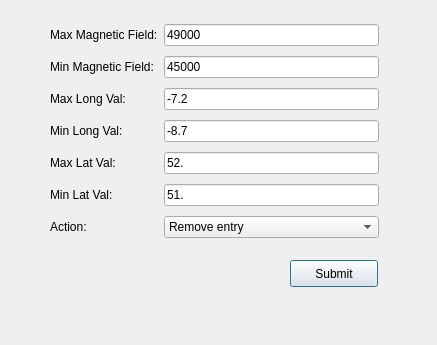
franktb/MagnetometryGui, file ui_elements/remove_outlier_dialog.ui: the form before one commit.
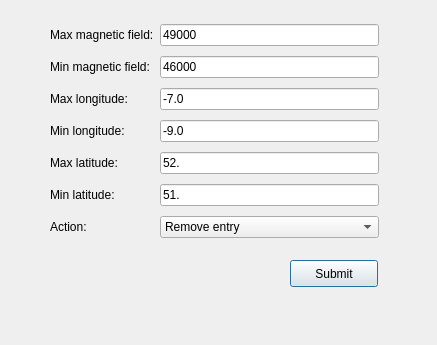
The form after the commit.

What changed in the file:
```diff
--- a/ui_elements/remove_outlier_dialog.ui
+++ b/ui_elements/remove_outlier_dialog.ui
@@ -39,7 +39,7 @@
     <item row="0" column="0">
      <widget class="QLabel" name="label">
       <property name="text">
-       <string>Max Magnetic Field:</string>
+       <string>Max magnetic field:</string>
       </property>
      </widget>
     </item>
@@ -53,49 +53,49 @@
     <item row="1" column="0">
      <widget class="QLabel" name="label_2">
       <property name="text">
-       <string>Min Magnetic Field:</string>
+       <string>Min magnetic field:</string>
       </property>
      </widget>
     </item>
     <item row="1" column="1">
      <widget class="QLineEdit" name="lineEdit_minMagField">
       <property name="text">
-       <string>45000</string>
+       <string>46000</string>
       </property>
      </widget>
     </item>
     <item row="2" column="0">
      <widget class="QLabel" name="label_3">
       <property name="text">
-       <string>Max Long Val:</string>
+       <string>Max longitude:</string>
       </property>
      </widget>
     </item>
     <item row="2" column="1">
      <widget class="QLineEdit" name="lineEdit_maxLongVal">
       <property name="text">
-       <string>-7.2</string>
+       <string>-7.0</string>
       </property>
      </widget>
     </item>
     <item row="3" column="0">
      <widget class="QLabel" name="label_4">
       <property name="text">
-       <string>Min Long Val:</string>
+       <string>Min longitude:</string>
       </property>
      </widget>
     </item>
     <item row="3" column="1">
      <widget class="QLineEdit" name="lineEdit_minLongVal">
       <property name="text">
-       <string>-8.7</string>
+       <string>-9.0</string>
       </property>
      </widget>
     </item>
     <item row="4" column="0">
      <widget class="QLabel" name="label_6">
       <property name="text">
-       <string>Max Lat Val:</string>
+       <string>Max latitude:</string>
       </property>
      </widget>
     </item>
@@ -109,7 +109,7 @@
     <item row="5" column="0">
      <widget class="QLabel" name="label_5">
       <property name="text">
-       <string>Min Lat Val:</string>
+       <string>Min latitude:</string>
       </property>
      </widget>
     </item>
```
Left out of the diff: 2 changed lines with no effect on the pictures.
